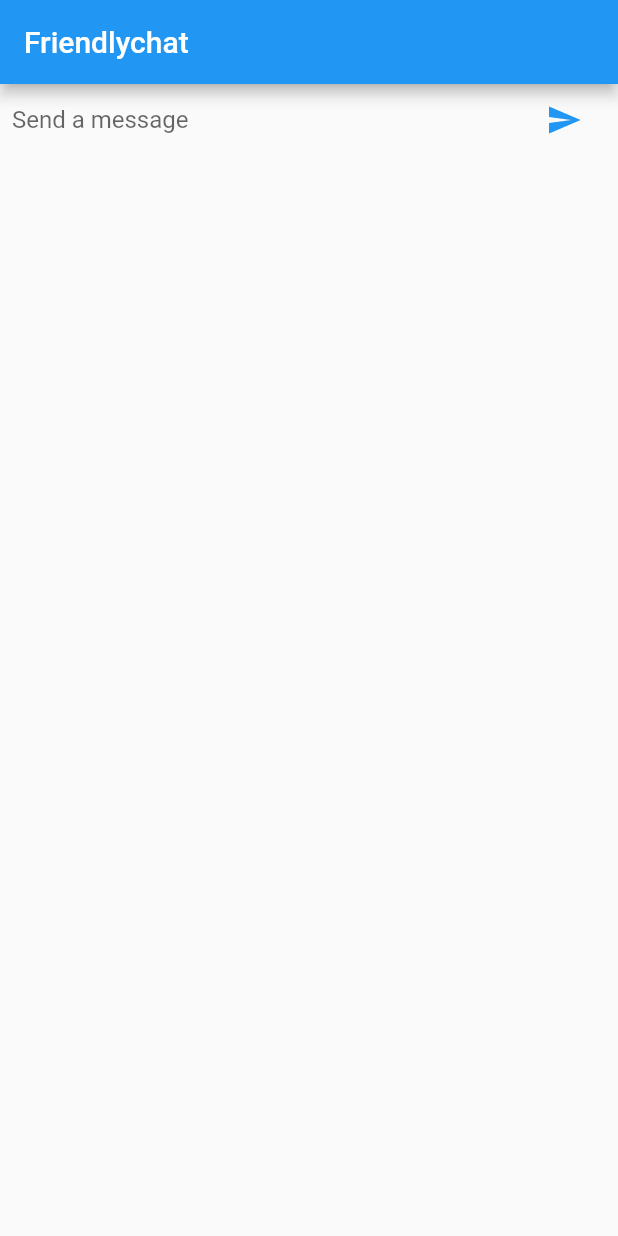
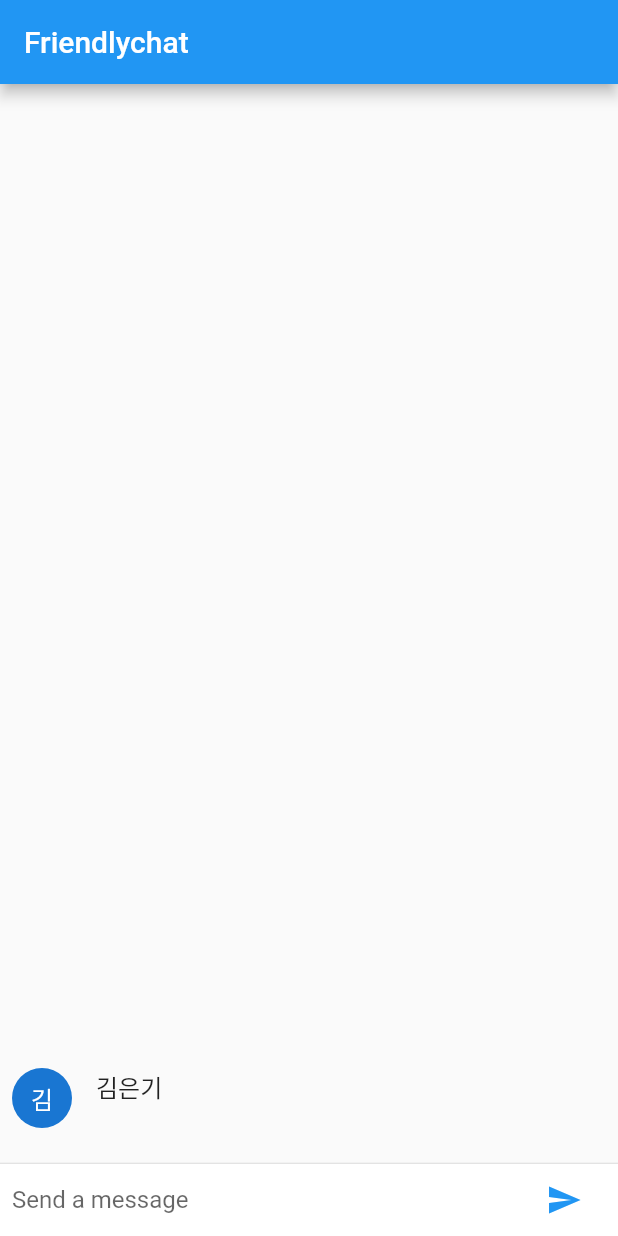
Before and after one commit to eungikim/building_beautiful_uis, a Flutter app: the screen it shows after launch, after a tap on the "send" icon, on a phone screen of 412 x 824 dp. Run offline on Flutter 3.47's test engine with Material 2 defaults, Android fonts, the phone set to English and light mode, and no system bars.

```diff
--- a/lib/main.dart
+++ b/lib/main.dart
@@ -3,6 +3,7 @@ import 'package:flutter/material.dart';
 void main() {
   runApp(FriendlychatApp());
 }
+const String _name = "김은기";
 
 class FriendlychatApp extends StatelessWidget {
   @override
@@ -20,13 +21,30 @@ class ChatScreen extends StatefulWidget {
 }
 
 class ChatScreenState extends State<ChatScreen> {
+  final  List<ChatMessage> _messages = <ChatMessage>[];
   final TextEditingController _textController = TextEditingController();
 
   @override
   Widget build(BuildContext context) {
     return new Scaffold(
       appBar: AppBar(title: Text("Friendlychat")),
-      body: _buildTextComposer(),
+      body: Column(
+        children: <Widget>[
+          Flexible(
+            child: ListView.builder(
+                padding: EdgeInsets.all(8.0),
+                reverse: true,
+                itemBuilder: (_, int index) => _messages[index],
+                itemCount: _messages.length
+            ),
+          ),
+          Divider(height: 1.0,),
+          Container(
+            decoration: BoxDecoration(color: Theme.of(context).cardColor),
+            child: _buildTextComposer(),
+          )
+        ],
+      ),
     );
   }
 
@@ -61,5 +79,44 @@ class ChatScreenState extends State<ChatScreen> {
 
   void _handleSubmitted(String text) {
     _textController.clear();
+    ChatMessage message = ChatMessage(
+      text: text,
+    );
+    setState(() {
+      _messages.insert(0, message);
+    });
   }
+
+
 }
+
+class ChatMessage extends StatelessWidget {
+  ChatMessage({this.text});
+  final String text;
+  @override
+  Widget build(BuildContext context) {
+    return Container(
+      margin: const EdgeInsets.symmetric(vertical: 10.0),
+      child: Row(
+        crossAxisAlignment: CrossAxisAlignment.start,
+        children: <Widget>[
+          Container(
+            margin: const EdgeInsets.only(right: 16.0),
+            child: CircleAvatar(child: Text(_name[0])),
+          ),
+          Column(
+            crossAxisAlignment: CrossAxisAlignment.start,
+            children: <Widget>[
+              Text(_name, style: Theme.of(context).textTheme.subhead),
+              Container(
+                margin: const EdgeInsets.only(top: 5.0),
+                child: Text(text),
+              )
+            ],
+          )
+        ],
+      ),
+    );
+  }
+
+}
```
